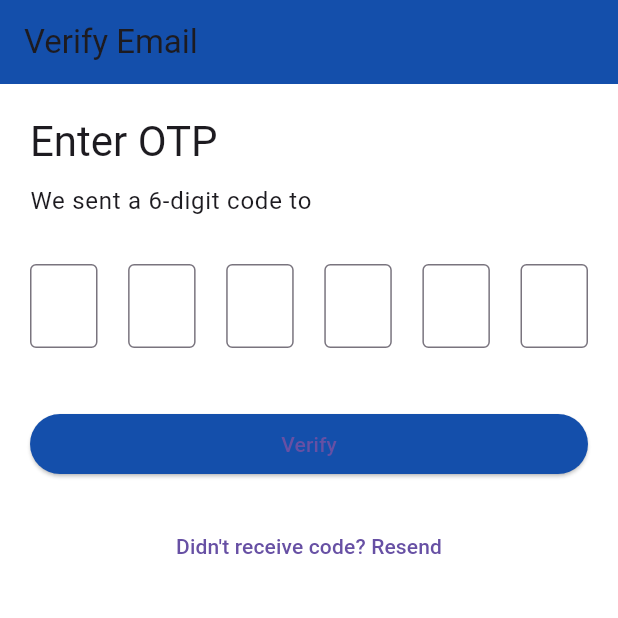
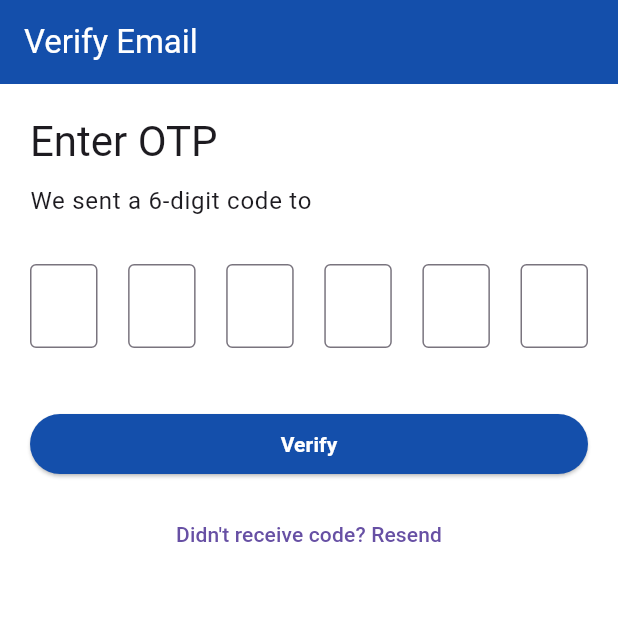
Before and after one commit to KripaKadel/TS-Autoparts, a Flutter app: the OtpVerificationScreen screen opened directly with empty values, on a phone screen of 412 x 824 dp, the top half of it. Run offline on Flutter 3.47's test engine with Material 3 defaults, Android fonts, the phone set to English and light mode, and no system bars; our stand-ins replace dio, flutter_secure_storage, flutter_svg, google_sign_in, image_picker; accounts and stored records are empty; network calls fail.

Commit message:
Changed UI

```diff
--- a/lib/screens/customer/my_appointments.dart
+++ b/lib/screens/customer/my_appointments.dart
@@ -127,6 +127,7 @@ class _MyAppointmentsScreenState extends State<MyAppointmentsScreen> {
       appBar: AppBar(
         title: const Text('My Appointments'),
         backgroundColor: primaryColor,
+        foregroundColor: Colors.white,
       ),
       body: _isLoading
           ? const Center(child: CircularProgressIndicator())
--- a/lib/screens/customer/my_orders.dart
+++ b/lib/screens/customer/my_orders.dart
@@ -117,6 +117,7 @@ class _MyOrdersScreenState extends State<MyOrdersScreen> {
       appBar: AppBar(
         title: const Text('My Orders'),
         backgroundColor: primaryColor,
+        foregroundColor: Colors.white,
       ),
       body: _isLoading
           ? const Center(child: CircularProgressIndicator())
--- a/lib/screens/customer/otp_verification_screen.dart
+++ b/lib/screens/customer/otp_verification_screen.dart
@@ -114,7 +114,11 @@ class _OtpVerificationScreenState extends State<OtpVerificationScreen> {
   @override
   Widget build(BuildContext context) {
     return Scaffold(
-      appBar: AppBar(title: const Text('Verify Email')),
+      appBar: AppBar(
+        title: const Text('Verify Email'),
+        foregroundColor: Colors.white,
+      ),
+
       body: Padding(
         padding: const EdgeInsets.all(20.0),
         child: Column(
@@ -172,14 +176,25 @@ class _OtpVerificationScreenState extends State<OtpVerificationScreen> {
             SizedBox(
               width: double.infinity,
               child: ElevatedButton(
-                onPressed: _isLoading ? null : _verifyOtp,
-                child: _isLoading
-                    ? const CircularProgressIndicator(color: Colors.white)
-                    : const Text('Verify'),
-              ),
+    onPressed: _isLoading ? null : _verifyOtp,
+    style: ElevatedButton.styleFrom(
+      // Keep default background color (remove if overriding)
+      foregroundColor: Colors.white, // Makes text AND loader white
+    ),
+    child: _isLoading
+        ? const CircularProgressIndicator(
+            color: Colors.white, // Ensures loader is white
+          )
+        : const Text(
+            'Verify',
+            style: TextStyle(
+              color: Colors.white, // Explicit white text (redundant but clear)
+              fontWeight: FontWeight.bold,
             ),
-
-            const SizedBox(height: 20),
+          ),
+  ),
+),
+            const SizedBox(height: 12),
 
             // Resend OTP
             Center(
```
Also changed, not shown: lib/screens/customer/change_password.dart (+7 -1 lines), lib/screens/customer/editprofile_screen.dart (+3 -8 lines).
